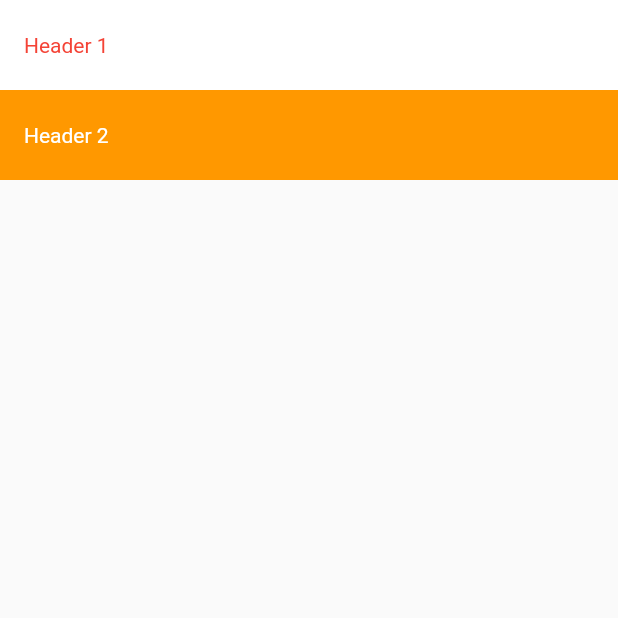
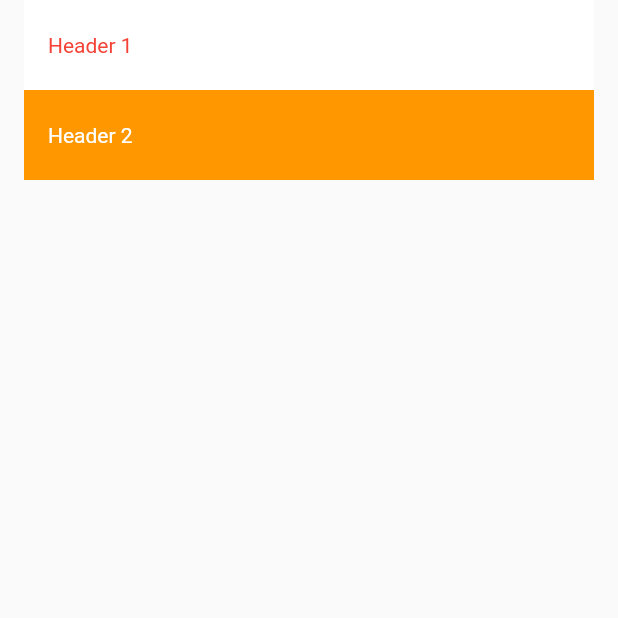
Before and after one commit to mejdi14/flutter_apple_wallet_animation, a Flutter app: the screen it shows after launch, on a phone screen of 412 x 824 dp, the top half of it. Run offline on Flutter 3.47's test engine with Material 2 defaults, Android fonts, the phone set to English and light mode, and no system bars; our stand-ins replace flutter_sticky_header.

Commit message:
add padding

```diff
--- a/lib/main.dart
+++ b/lib/main.dart
@@ -34,8 +34,10 @@ class _MyHomePageState extends State<MyHomePage> {
     return Scaffold(
       body: SafeArea(
         top: true,
-        child:CustomScrollView(
-          slivers: [
+        child:Padding(
+          padding:  EdgeInsets.symmetric(horizontal: 16.0),
+          child: CustomScrollView(
+            slivers: <Widget>[
               SliverStickyHeader(
                   header: Container(
                     height: 60,
@@ -63,6 +65,7 @@ class _MyHomePageState extends State<MyHomePage> {
                 ),
               )
             ],
+          ),
         )
       ),
     );
```
Lines whose indentation alone changed are shown as unchanged.
